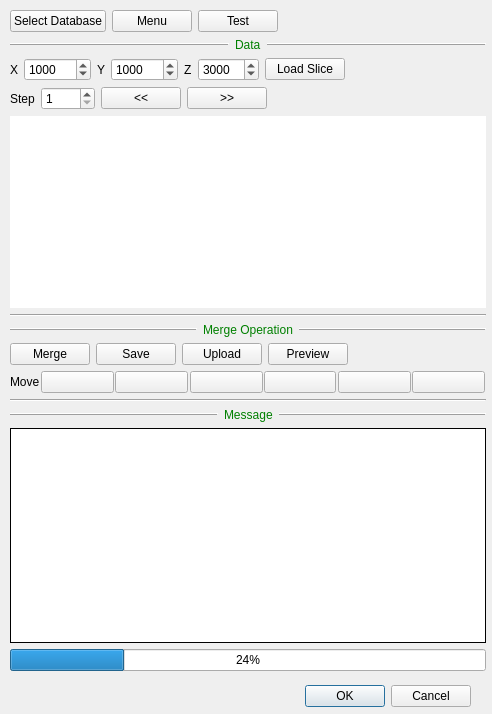
Qt form neurolabi/gui/flyembodymergeprojectdialog.ui (janelia-flyem/NeuTu) before a commit.
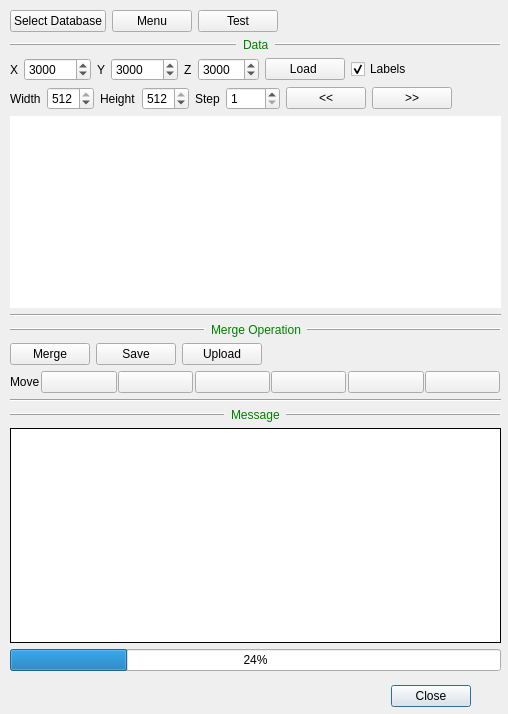
The same form after that commit. Icons and pictures are not drawn.

The edit to the form file:
```diff
--- a/neurolabi/gui/flyembodymergeprojectdialog.ui
+++ b/neurolabi/gui/flyembodymergeprojectdialog.ui
@@ -6,7 +6,7 @@
    <rect>
     <x>0</x>
     <y>0</y>
-    <width>492</width>
+    <width>508</width>
     <height>714</height>
    </rect>
   </property>
@@ -26,7 +26,7 @@
     <enum>Qt::Horizontal</enum>
    </property>
    <property name="standardButtons">
-    <set>QDialogButtonBox::Cancel|QDialogButtonBox::Ok</set>
+    <set>QDialogButtonBox::Close</set>
    </property>
   </widget>
   <widget class="QWidget" name="layoutWidget">
@@ -34,7 +34,7 @@
     <rect>
      <x>10</x>
      <y>10</y>
-     <width>476</width>
+     <width>491</width>
      <height>661</height>
     </rect>
    </property>
@@ -145,7 +145,7 @@
              <number>999999</number>
             </property>
             <property name="value">
-             <number>1000</number>
+             <number>3000</number>
             </property>
            </widget>
           </item>
@@ -162,7 +162,7 @@
              <number>999999</number>
             </property>
             <property name="value">
-             <number>1000</number>
+             <number>3000</number>
             </property>
            </widget>
           </item>
@@ -186,7 +186,17 @@
           <item>
            <widget class="QPushButton" name="loadGrayScalePushButton">
             <property name="text">
-             <string>Load Slice</string>
+             <string>Load </string>
+            </property>
+           </widget>
+          </item>
+          <item>
+           <widget class="QCheckBox" name="labelCheckBox">
+            <property name="text">
+             <string>Labels</string>
+            </property>
+            <property name="checked">
+             <bool>true</bool>
             </property>
            </widget>
           </item>
@@ -211,6 +221,46 @@
        <layout class="QHBoxLayout" name="horizontalLayout_22">
         <item>
          <layout class="QHBoxLayout" name="horizontalLayout_18">
+          <item>
+           <widget class="QLabel" name="label_6">
+            <property name="text">
+             <string>Width</string>
+            </property>
+           </widget>
+          </item>
+          <item>
+           <widget class="QSpinBox" name="widthSpinBox">
+            <property name="minimum">
+             <number>64</number>
+            </property>
+            <property name="maximum">
+             <number>512</number>
+            </property>
+            <property name="value">
+             <number>512</number>
+            </property>
+           </widget>
+          </item>
+          <item>
+           <widget class="QLabel" name="label_8">
+            <property name="text">
+             <string>Height</string>
+            </property>
+           </widget>
+          </item>
+          <item>
+           <widget class="QSpinBox" name="heightSpinBox">
+            <property name="minimum">
+             <number>64</number>
+            </property>
+            <property name="maximum">
+             <number>512</number>
+            </property>
+            <property name="value">
+             <number>512</number>
+            </property>
+           </widget>
+          </item>
           <item>
            <widget class="QLabel" name="label_5">
             <property name="text">
@@ -356,13 +406,6 @@
         </property>
        </widget>
       </item>
-      <item>
-       <widget class="QPushButton" name="fullRoiPreviewPushButton">
-        <property name="text">
-         <string>Preview</string>
-        </property>
-       </widget>
-      </item>
       <item>
        <spacer name="horizontalSpacer_3">
         <property name="orientation">
```
